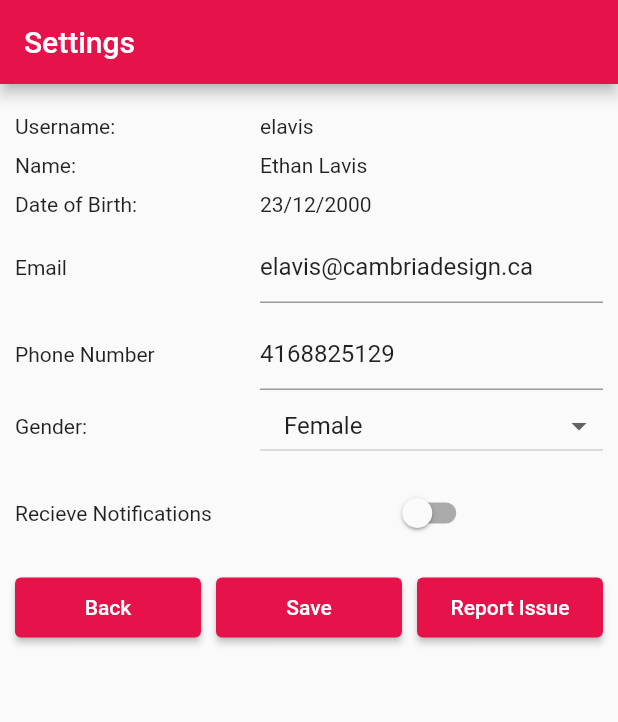
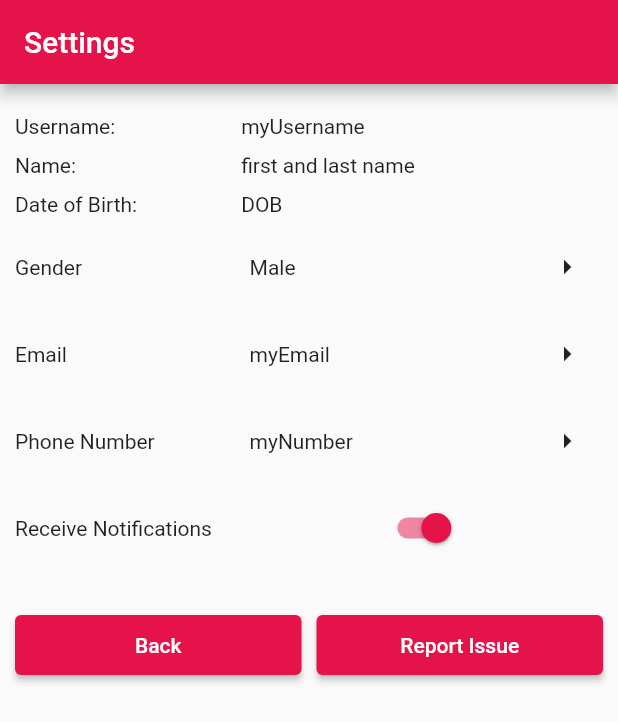
Before and after one commit to CymruLavis/Interano, a Flutter app: the screen it shows after launch, on a phone screen of 412 x 824 dp. Shown: the top 722 px of the screen. Run offline on Flutter 3.47's test engine with Material 2 defaults, Android fonts, the phone set to English and light mode, and no system bars; our stand-ins replace email_validator, google_maps_flutter; missing offline and left inert: dart:html.

Commit message:
refactored personal information page

```diff
--- a/lib/settings.dart
+++ b/lib/settings.dart
@@ -1,6 +1,9 @@
 import 'dart:html';
 
 import 'package:flutter/material.dart';
+import 'package:test/changeEmail.dart';
+import 'package:test/changeGender.dart';
+import 'package:test/changePhoneNumber.dart';
 import 'package:test/report_problem.dart';
 import 'map_page.dart';
 import 'models/colourSwatch.dart';
@@ -35,28 +38,30 @@ class SettingsWidget extends StatefulWidget {
 
 class SettingsWidgets extends State<SettingsWidget> {
   int flex1 = 5;
-  int flex2 = 7;
+  int flexText = 8;
+  int flexButton = 6;
   int flexThirds = 2;
   bool notificationsSwitch = true;
   bool isVisible = false;
-  final email = TextEditingController();
+  var email = TextEditingController();
   var phoneNum = TextEditingController();
-  String gender = "";
+  var gender = TextEditingController();
   String message = "";
 
   // change this into an api call to fill the list with the personal information
   List initialValues = [
-    'elavis',
-    'Ethan Lavis',
-    '23/12/2000',
-    'elavis@cambriadesign.ca',
-    '4168825129',
-    'Female',
-    false
+    'myUsername',
+    'first and last name',
+    'DOB',
+    'myEmail',
+    'myNumber',
+    'Male',
+    true
   ];
-
   @override
   Widget build(BuildContext context) {
+    //List initial values = initialValuesAPI();
+    List finalValues = initialValues;
     return Padding(
         padding: EdgeInsets.all(10),
         child: ListView(children: <Widget>[
@@ -66,7 +71,7 @@ class SettingsWidgets extends State<SettingsWidget> {
               mainAxisAlignment: MainAxisAlignment.center,
               children: <Widget>[
                 Expanded(flex: flex1, child: const Text("Username:")),
-                Expanded(flex: flex2, child: Text(initialValues[0]))
+                Expanded(flex: flexText, child: Text(initialValues[0]))
               ],
             ),
           ),
@@ -76,7 +81,7 @@ class SettingsWidgets extends State<SettingsWidget> {
               mainAxisAlignment: MainAxisAlignment.center,
               children: <Widget>[
                 Expanded(flex: flex1, child: const Text("Name: ")),
-                Expanded(flex: flex2, child: Text(initialValues[1]))
+                Expanded(flex: flexText, child: Text(initialValues[1]))
               ],
             ),
           ),
@@ -86,7 +91,7 @@ class SettingsWidgets extends State<SettingsWidget> {
               mainAxisAlignment: MainAxisAlignment.center,
               children: <Widget>[
                 Expanded(flex: flex1, child: const Text("Date of Birth: ")),
-                Expanded(flex: flex2, child: Text(initialValues[2]))
+                Expanded(flex: flexText, child: Text(initialValues[2]))
               ],
             ),
           ),
@@ -95,28 +100,41 @@ class SettingsWidgets extends State<SettingsWidget> {
             child: Row(children: <Widget>[
               Expanded(
                 flex: flex1,
+                child: const Text('Gender'),
+              ),
+              Expanded(flex: flexButton, child: Text(initialValues[5])),
+              IconButton(
+                icon: const Icon(Icons.arrow_right),
+                tooltip: 'Change Gender',
+                onPressed: () {
+                  Navigator.push(
+                    context,
+                    MaterialPageRoute(
+                        builder: (context) => const ChangeGender()),
+                  );
+                },
+              ),
+            ]),
+          ),
+          Padding(
+            padding: EdgeInsets.fromLTRB(0, 10, 0, 0),
+            child: Row(children: <Widget>[
+              Expanded(
+                flex: flex1,
                 child: const Text('Email'),
               ),
-              Expanded(
-                  flex: flex2,
-                  child: TextFormField(
-                    initialValue: initialValues[3],
-                    decoration: const InputDecoration(
-                      border: UnderlineInputBorder(),
-                    ),
-                    onChanged: (value) {
-                      if (emailValidation(email.text) == false) {
-                        setState(() {
-                          message = "Invalid email";
-                          isVisible = true;
-                        });
-                      } else {
-                        setState(() {
-                          isVisible = false;
-                        });
-                      }
-                    },
-                  ))
+              Expanded(flex: flexButton, child: Text(initialValues[3])),
+              IconButton(
+                icon: const Icon(Icons.arrow_right),
+                tooltip: 'Change email',
+                onPressed: () {
+                  Navigator.push(
+                    context,
+                    MaterialPageRoute(
+                        builder: (context) => const ChangeEmail()),
+                  );
+                },
+              ),
             ]),
           ),
           Padding(
@@ -126,70 +144,19 @@ class SettingsWidgets extends State<SettingsWidget> {
                 flex: flex1,
                 child: const Text('Phone Number'),
               ),
-              Expanded(
-                  flex: flex2,
-                  child: TextFormField(
-                    // controller: phoneNum,
-                    initialValue: initialValues[4],
-                    decoration: const InputDecoration(
-                      border: UnderlineInputBorder(),
-                    ),
-                    onChanged: (value) {
-                      if (double.tryParse(phoneNum.text) == null) {
-                        setState(() {
-                          message = "Invalid phone number";
-                          isVisible = true;
-                        });
-                      } else {
-                        if (phoneNumberValidation(phoneNum.text) == false) {
-                          setState(() {
-                            message = "Invalid phone number length";
-                            isVisible = true;
-                          });
-                        } else {
-                          setState(() {
-                            isVisible = false;
-                          });
-                        }
-                      }
-                    },
-                  ))
+              Expanded(flex: flexButton, child: Text(initialValues[4])),
+              IconButton(
+                icon: const Icon(Icons.arrow_right),
+                tooltip: 'Change Phone Number',
+                onPressed: () {
+                  Navigator.push(
+                    context,
+                    MaterialPageRoute(
+                        builder: (context) => const ChangePhoneNumber()),
+                  );
+                },
+              ),
             ]),
-          ),
-          Row(
-            children: <Widget>[
-              Expanded(flex: flex1, child: const Text('Gender: ')),
-              Expanded(
-                  flex: flex2,
-                  // child: DropdownButtonHideUnderline(
-                  child: ButtonTheme(
-                    alignedDropdown: true,
-                    child: DropdownButton(
-                      isExpanded: true,
-                      value: initialValues[5],
-                      items: [
-                        DropdownMenuItem(child: Text("Male"), value: "Male"),
-                        DropdownMenuItem(
-                          child: Text("Female"),
-                          value: "Female",
-                        ),
-                        DropdownMenuItem(
-                          child: Text("Other"),
-                          value: "Other",
-                        )
-                      ],
-                      onChanged: (value) {
-                        if (value is String) {
-                          setState(() {
-                            initialValues[5] = value;
-                          });
-                        }
-                      },
-                    ),
-                  )
-                  // ),
-                  )
-            ],
           ),
           Padding(
             padding: EdgeInsets.fromLTRB(0, 10, 0, 0),
@@ -197,9 +164,9 @@ class SettingsWidgets extends State<SettingsWidget> {
               mainAxisAlignment: MainAxisAlignment.center,
               children: <Widget>[
                 Expanded(
-                    flex: flex1, child: const Text("Recieve Notifications")),
+                    flex: flex1, child: const Text("Receive Notifications")),
                 Expanded(
-                    flex: flex2,
+                    flex: flexText,
                     child: Switch(
                         // This bool value toggles the switch
                         value: initialValues[6],
@@ -218,85 +185,33 @@ class SettingsWidgets extends State<SettingsWidget> {
             child: Row(
               mainAxisAlignment: MainAxisAlignment.center,
               children: <Widget>[
+                Visibility(
+                  child: Text(
+                    message,
+                    maxLines: 3,
+                    overflow: TextOverflow.ellipsis,
+                    style: TextStyle(
+                        color: Colors.red, fontStyle: FontStyle.italic),
+                  ),
+                  visible: isVisible,
+                )
+              ],
+            ),
+          ),
+          Padding(
+            padding: EdgeInsets.fromLTRB(0, 15, 0, 0),
+            child: Row(
+              mainAxisAlignment: MainAxisAlignment.center,
+              children: <Widget>[
                 Expanded(
-                  flex: flexThirds,
+                  flex: flex1,
                   child: ElevatedButton(
                     style: ElevatedButton.styleFrom(
                         backgroundColor: Colours().getPrimarySwatch(),
                         minimumSize: Size(0, 40)),
                     child: const Text('Back'),
                     onPressed: () {
-                      List finalValues = [
-                        initialValues[0],
-                        initialValues[1],
-                        initialValues[2],
-                        email.text,
-                        phoneNum.text,
-                        gender,
-                        notificationsSwitch
-                      ];
-                      if (checkForChanges(initialValues, finalValues) == true) {
-                        showDialog(
-                            context: context,
-                            builder: (context) => AlertDialog(
-                                  title: Text("You have unsaved changes"),
-                                  content: Text(
-                                      "Do you want to save these changes? "),
-                                  actions: [
-                                    TextButton(
-                                        onPressed: () {
-                                          Navigator.pop(context);
-                                        },
-                                        child: Text("Yes")),
-                                    TextButton(
-                                        onPressed: () {
-                                          Navigator.push(
-                                            context,
-                                            MaterialPageRoute(
-                                                builder: (context) =>
-                                                    const MyApp()),
-                                          );
-                                        },
-                                        child: Text("No"))
-                                  ],
-                                ));
-                      } else {
-                        Navigator.push(
-                          context,
-                          MaterialPageRoute(
-                              builder: (context) => const MyApp()),
-                        );
-                      }
-                    },
-                  ),
-                ),
-                SizedBox(width: 10),
-                Expanded(
-                  flex: flexThirds,
-                  child: ElevatedButton(
-                    child: const Text("Save"),
-                    style: ElevatedButton.styleFrom(
-                        backgroundColor: Colours().getPrimarySwatch(),
-                        minimumSize: Size(0, 40)),
-                    onPressed: () {
-                      List finalValues = [
-                        initialValues[0],
-                        initialValues[1],
-                        initialValues[2],
-                        email,
-                        phoneNum,
-                        gender,
-                        notificationsSwitch
-                      ];
-                      //check for change
-                      //dialog box to notify about change about to happen
-                      //save new information
-                      //re validate the account/log out
                       Navigator.push(
-                        //check to make sure items are properly filled out and if something has been changed
-                        //update personal information in database
-                        //send an email to communications
-
                         context,
                         MaterialPageRoute(builder: (context) => const MyApp()),
                       );
@@ -305,7 +220,7 @@ class SettingsWidgets extends State<SettingsWidget> {
                 ),
                 SizedBox(width: 10),
                 Expanded(
-                  flex: flexThirds,
+                  flex: flex1,
                   child: ElevatedButton(
                     style: ElevatedButton.styleFrom(
                         backgroundColor: Colours().getPrimarySwatch(),
@@ -327,19 +242,6 @@ class SettingsWidgets extends State<SettingsWidget> {
   }
 }
 
-bool checkForChanges(List initVals, List finVals) {
-  bool flag = false;
-  // check values in the lists to make sure they are the same
-  for (var i = 0; i < initVals.length; i++) {
-    if (initVals[i] != finVals[i]) {
-      flag = true;
-    }
-  }
-  return flag;
-}
-
-void saveChangesAPI() {}
-
 List initialValuesAPI() {
   return [];
 }
```
Also changed, not shown: lib/account_validation.dart (+44 -7 lines), lib/changeEmail.dart (added, +137 -0 lines), lib/changeGender.dart (added, +137 -0 lines), lib/changePhoneNumber.dart (added, +144 -0 lines).
